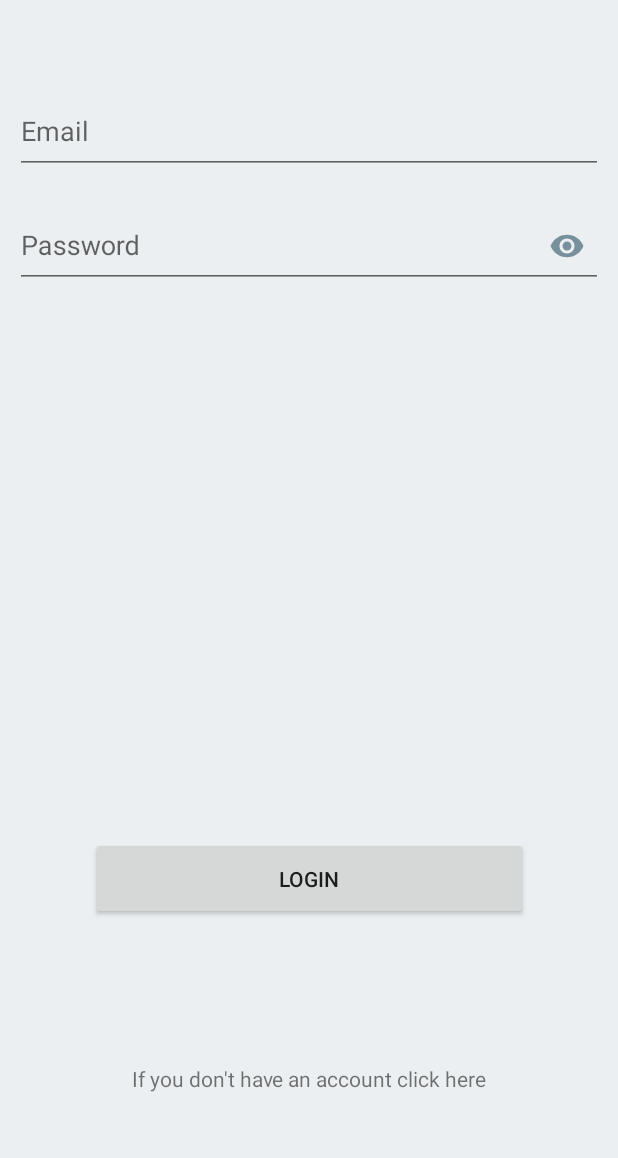
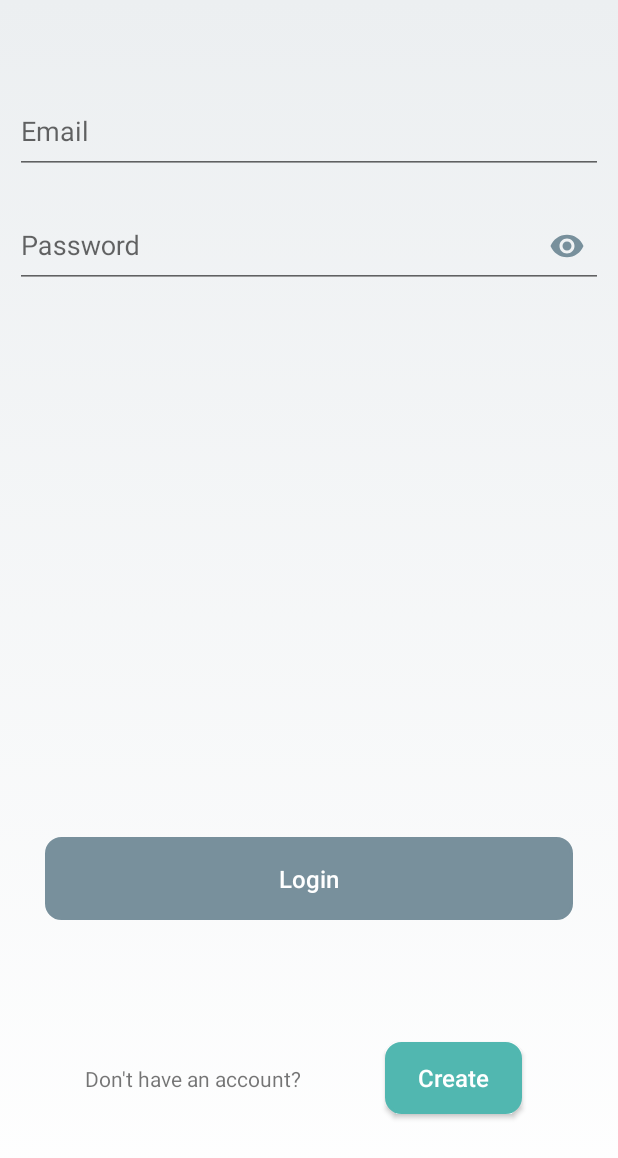
Before and after one commit to Pereu/WatchlistCleanArchitecture, an Android app: the fragment LoginFragment placed in its activity, on a phone screen of 412 x 824 dp. Shown: the top 1158 px of the screen. Run offline under Robolectric (Android 15) with nearby library versions, the phone set to English and light mode, and no system bars; our stand-ins replace Dagger/Hilt's generated code; libraries missing offline, so code that uses them is left out: com.pawegio.kandroid, io.realm, io.realm.kotlin, org.jetbrains.anko, retrofit2.adapter.rxjava and 5 more; 6 statements that could not run were skipped.

Commit message:
add login design

```diff
--- a/app/src/main/java/com/watchlist/presentation/extension/Button.kt
+++ b/app/src/main/java/com/watchlist/presentation/extension/Button.kt
@@ -1,13 +1,14 @@
 package com.watchlist.presentation.extension
 
-import android.support.v4.content.ContextCompat
 import android.widget.Button
+import com.watchlist.R
 
 /**
  * Created by alexanderpereu on 23.01.2018.
  */
-fun Button.block(value:Boolean, positiveColor:Int, negativeColor:Int){
+fun Button.block(value:Boolean){
     isEnabled = value
-    setTextColor(ContextCompat.getColor(context, if(!value) positiveColor else negativeColor))
-    setBackgroundColor(ContextCompat.getColor(context, if (!value) negativeColor else positiveColor))
+    //setTextColor(ContextCompat.getColor(context, if(!value) positiveColor else negativeColor))
+    //setBackgroundColor(ContextCompat.getColor(context, if (!value) negativeColor else positiveColor))
+    setBackgroundResource(if (!value) R.drawable.round_btn_login else R.drawable.round_btn_sign_up )
 }
--- a/app/src/main/java/com/watchlist/presentation/ui/bottom_tabs/MainActivity.kt
+++ b/app/src/main/java/com/watchlist/presentation/ui/bottom_tabs/MainActivity.kt
@@ -5,7 +5,6 @@ import android.support.v4.app.Fragment
 import com.aurelhubert.ahbottomnavigation.AHBottomNavigation
 import com.aurelhubert.ahbottomnavigation.AHBottomNavigationItem
 import com.watchlist.R
-import com.watchlist.presentation.ui.global.view.BaseActivity
 import dagger.android.support.DaggerAppCompatActivity
 import kotlinx.android.synthetic.main.activity_main.*
 import java.util.*
--- a/app/src/main/java/com/watchlist/presentation/ui/registration/login/view/LoginFragment.kt
+++ b/app/src/main/java/com/watchlist/presentation/ui/registration/login/view/LoginFragment.kt
@@ -51,7 +51,8 @@ class LoginFragment : BaseFragment(), LoginView {
         progressDialog = indeterminateProgressDialog(resources.getString(R.string.please_wait))
     }
     override fun blockButton() {
-        fragment_login_btn.block(presenter.isValid(), R.color.colorPrimaryDark, R.color.colorDisabled)  }
+        fragment_login_btn.block(presenter.isValid())
+    }
 
     override fun emailError() {
         fragment_login_user_email.error = resources.getString(R.string.valid_email)
--- a/app/src/main/java/com/watchlist/presentation/ui/registration/signup/view/SignUpFragment.kt
+++ b/app/src/main/java/com/watchlist/presentation/ui/registration/signup/view/SignUpFragment.kt
@@ -52,7 +52,7 @@ class SignUpFragment : BaseFragment(), LoginView {
         progressDialog = indeterminateProgressDialog(resources.getString(R.string.please_wait))
     }
     override fun blockButton() {
-        fragment_sign_up_btn.block(presenter.isValid(), R.color.colorPrimaryDark, R.color.colorDisabled)
+        fragment_sign_up_btn.block(presenter.isValid())
     }
 
     override fun emailError() {
--- /dev/null
+++ b/app/src/main/res/drawable/login_background.xml
@@ -0,0 +1,12 @@
+<?xml version="1.0" encoding="utf-8"?>
+<selector xmlns:android="http://schemas.android.com/apk/res/android">
+    <item>
+        <shape>
+            <gradient
+                android:angle="270"
+                android:startColor="@color/colorBackground"
+                android:endColor="@color/colorWhite"
+                android:type="linear" />
+        </shape>
+    </item>
+</selector>
--- /dev/null
+++ b/app/src/main/res/drawable/round_btn_login.xml
@@ -0,0 +1,8 @@
+<?xml version="1.0" encoding="utf-8"?>
+
+<shape xmlns:android="http://schemas.android.com/apk/res/android"
+    android:shape="rectangle">
+    <solid android:color="@color/colorPrimary" />
+    <corners android:radius="10dp" />
+    <stroke android:width="3px" android:color="@color/colorPrimary" />
+</shape>
--- /dev/null
+++ b/app/src/main/res/drawable/round_btn_sign_up.xml
@@ -0,0 +1,8 @@
+<?xml version="1.0" encoding="utf-8"?>
+
+<shape xmlns:android="http://schemas.android.com/apk/res/android"
+    android:shape="rectangle">
+    <solid android:color="@color/colorAccent" />
+    <corners android:radius="10dp" />
+    <stroke android:width="3px" android:color="@color/colorAccent" />
+</shape>
--- a/app/src/main/res/layout/fragment_login.xml
+++ b/app/src/main/res/layout/fragment_login.xml
@@ -1,10 +1,9 @@
 <?xml version="1.0" encoding="utf-8"?>
 <android.support.constraint.ConstraintLayout xmlns:android="http://schemas.android.com/apk/res/android"
     xmlns:app="http://schemas.android.com/apk/res-auto"
-    xmlns:tools="http://schemas.android.com/tools"
     android:layout_width="match_parent"
     android:layout_height="match_parent"
-    android:background="@color/colorBackground">
+    android:background="@drawable/login_background">
 
     <android.support.design.widget.TextInputLayout
         android:id="@+id/fragment_login_user_email"
@@ -51,13 +50,16 @@
 
     <Button
         android:id="@+id/fragment_login_btn"
-        android:layout_width="291dp"
+        android:layout_width="match_parent"
         android:layout_height="55dp"
         android:layout_marginBottom="8dp"
-        android:layout_marginEnd="10dp"
-        android:layout_marginStart="10dp"
+        android:layout_marginEnd="30dp"
+        android:layout_marginStart="30dp"
         android:layout_marginTop="8dp"
         android:text="@string/login"
+        android:textAllCaps="false"
+        android:textSize="16sp"
+        android:textColor="@color/colorWhite"
         app:layout_constraintBottom_toBottomOf="parent"
         app:layout_constraintEnd_toEndOf="parent"
         app:layout_constraintHorizontal_bias="0.506"
@@ -66,14 +68,36 @@
         app:layout_constraintVertical_bias="0.638" />
 
     <TextView
-        android:id="@+id/fragment_login_reg_btn"
-        android:layout_width="match_parent"
-        android:layout_height="34dp"
+        android:id="@+id/fragment_login_reg_btn_txt"
+        android:layout_width="wrap_content"
+        android:layout_height="wrap_content"
         android:layout_marginBottom="8dp"
         android:layout_marginTop="8dp"
         android:gravity="center"
-        android:text="If you don't have an account click here"
+        android:textSize="14sp"
+        android:text="@string/don_t_have_an_account"
         app:layout_constraintBottom_toBottomOf="parent"
+        app:layout_constraintEnd_toStartOf="@+id/fragment_login_reg_btn"
+        app:layout_constraintStart_toStartOf="parent"
+        app:layout_constraintTop_toBottomOf="@+id/fragment_login_btn" />
+
+    <Button
+        android:id="@+id/fragment_login_reg_btn"
+        android:layout_width="wrap_content"
+        android:layout_height="wrap_content"
+        android:layout_marginBottom="8dp"
+        android:layout_marginEnd="8dp"
+        android:layout_marginTop="8dp"
+        android:paddingStart="22dp"
+        android:paddingEnd="22dp"
+        android:textSize="16sp"
+        android:textColor="@color/colorWhite"
+        android:text="@string/create"
+        android:textAllCaps="false"
+        android:background="@drawable/round_btn_sign_up"
+        app:layout_constraintBottom_toBottomOf="parent"
+        app:layout_constraintEnd_toEndOf="parent"
+        app:layout_constraintStart_toEndOf="@+id/fragment_login_reg_btn_txt"
         app:layout_constraintTop_toBottomOf="@+id/fragment_login_btn" />
 
 </android.support.constraint.ConstraintLayout>
--- a/app/src/main/res/values/colors.xml
+++ b/app/src/main/res/values/colors.xml
@@ -2,8 +2,9 @@
 <resources>
     <color name="colorPrimary">#78909C</color>
     <color name="colorPrimaryDark">#607D8B</color>
-    <color name="colorAccent">#009688</color>
+    <color name="colorAccent">#51b7b0</color>
     <color name="colorBackground">#ECEFF1</color>
     <color name="colorDisabled">#BDBDBD</color>
     <color name="colorWhite">#FFFFFF</color>
+
 </resources>
--- a/app/src/main/res/values/strings.xml
+++ b/app/src/main/res/values/strings.xml
@@ -13,4 +13,6 @@
     <string name="search_tab">Search</string>
     <string name="account_tab">Account</string>
     <string name="in_cinema">In cinema</string>
+    <string name="don_t_have_an_account">Don\'t have an account?</string>
+    <string name="create">Create</string>
 </resources>
```
